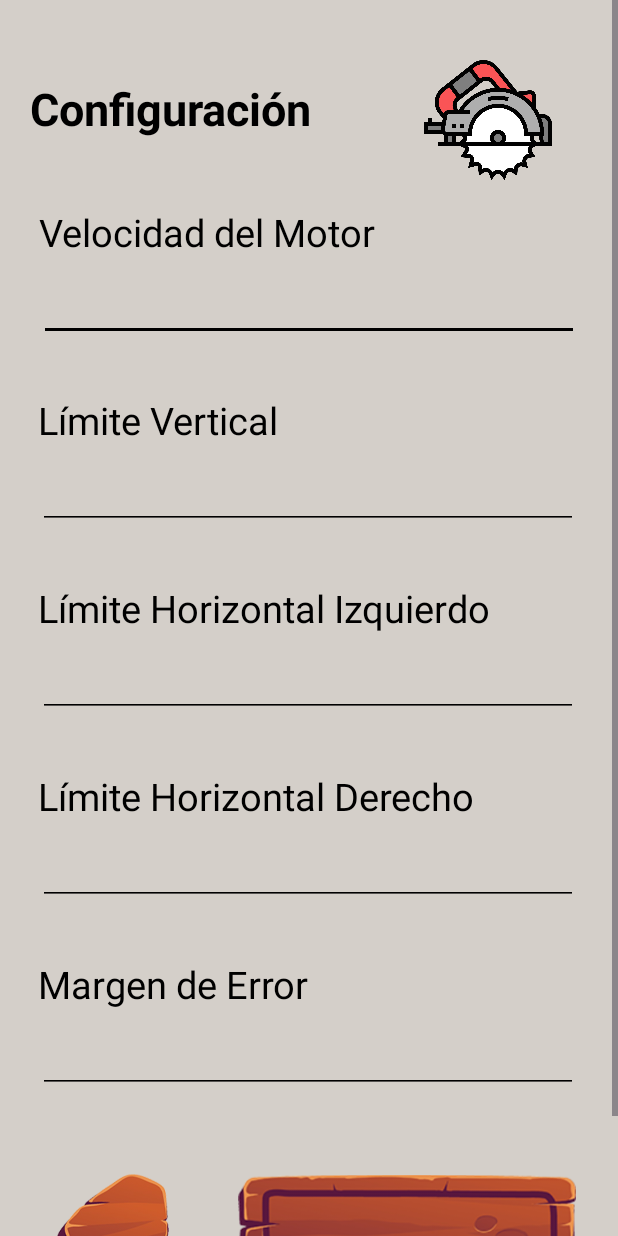
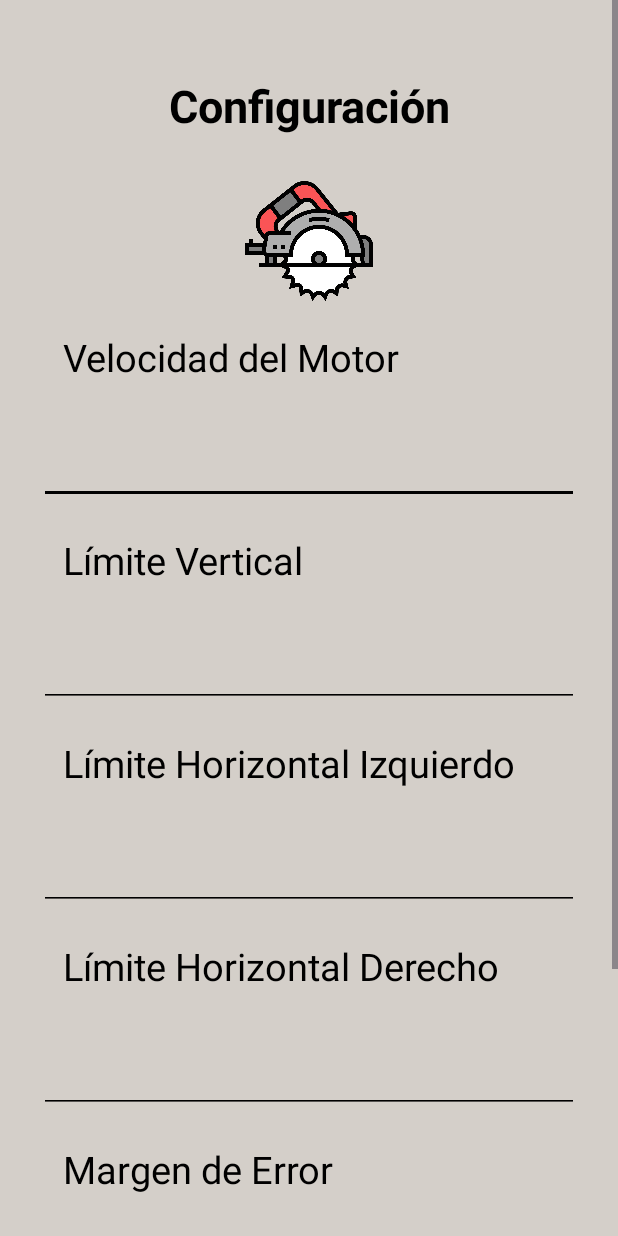
Before and after one commit to lx-jdar/soa-m2-smart-saw, an Android app: the layout activity_configuration.xml on its own in the app's theme, with its tools: preview values and no code run, on a phone screen of 412 x 824 dp. Run offline under Robolectric (Android 15) with nearby library versions, the phone set to English and light mode, and no system bars; Roboto replaces fonts that are not available here.

Commit message:
Fix acelerometro y ajustes esteticos

```diff
--- a/Android/SmartSaw/app/build.gradle.kts
+++ b/Android/SmartSaw/app/build.gradle.kts
@@ -8,11 +8,10 @@ android {
 
     defaultConfig {
         applicationId = "com.example.smartsaw"
-        minSdk = 35
-        targetSdk = 35
+        minSdk = 27
+        targetSdk = 34
         versionCode = 1
         versionName = "1.0"
-
         testInstrumentationRunner = "androidx.test.runner.AndroidJUnitRunner"
     }
 
--- a/Android/SmartSaw/app/src/main/res/layout/activity_configuration.xml
+++ b/Android/SmartSaw/app/src/main/res/layout/activity_configuration.xml
@@ -20,88 +20,82 @@
             android:id="@+id/title_configuration"
             android:layout_width="wrap_content"
             android:layout_height="wrap_content"
-            android:layout_marginTop="52dp"
+            android:layout_marginTop="50dp"
             android:text="@string/configuration"
             android:textAlignment="center"
             android:textColor="@color/black"
             android:textSize="30sp"
             android:textStyle="bold"
             app:layout_constraintEnd_toEndOf="parent"
-            app:layout_constraintHorizontal_bias="0.087"
             app:layout_constraintStart_toStartOf="parent"
             app:layout_constraintTop_toTopOf="parent"
             tools:ignore="TextSizeCheck" />
 
         <ImageView
             android:id="@+id/icono_smart_saw"
-            android:layout_width="100dp"
+            android:layout_width="wrap_content"
             android:layout_height="80dp"
-            android:layout_marginTop="40dp"
+            android:layout_marginTop="30dp"
             app:layout_constraintEnd_toEndOf="parent"
-            app:layout_constraintHorizontal_bias="0.883"
             app:layout_constraintStart_toStartOf="parent"
-            app:layout_constraintTop_toTopOf="parent"
-            app:srcCompat="@drawable/circular_saw_tool_color_icon" />
+            app:layout_constraintTop_toBottomOf="@id/title_configuration"
+            app:srcCompat="@drawable/circular_saw_tool_color_icon"
+            tools:ignore="ContentDescription" />
 
         <com.example.smartsaw.NumberField
             android:id="@+id/field_motor_speed"
             android:layout_width="360dp"
-            android:layout_height="85dp"
-            android:layout_marginTop="85dp"
+            android:layout_height="wrap_content"
+            android:layout_marginTop="20dp"
             app:labelText="@string/motor_speed"
             app:layout_constraintEnd_toEndOf="parent"
             app:layout_constraintStart_toStartOf="parent"
-            app:layout_constraintTop_toTopOf="@+id/title_configuration" />
+            app:layout_constraintTop_toBottomOf="@id/icono_smart_saw" />
 
         <com.example.smartsaw.NumberField
             android:id="@+id/field_vertical_limit"
             android:layout_width="360dp"
-            android:layout_height="85dp"
-            android:layout_marginTop="125dp"
+            android:layout_height="wrap_content"
+            android:layout_marginTop="20dp"
             app:labelText="@string/vertical_limit"
             app:layout_constraintEnd_toEndOf="parent"
-            app:layout_constraintHorizontal_bias="0.484"
             app:layout_constraintStart_toStartOf="parent"
-            app:layout_constraintTop_toTopOf="@+id/field_motor_speed" />
+            app:layout_constraintTop_toBottomOf="@+id/field_motor_speed" />
 
         <com.example.smartsaw.NumberField
             android:id="@+id/field_left_horizontal_limit"
             android:layout_width="360dp"
-            android:layout_height="85dp"
-            android:layout_marginTop="125dp"
+            android:layout_height="wrap_content"
+            android:layout_marginTop="20dp"
             app:labelText="@string/horizontal_limit_left"
             app:layout_constraintEnd_toEndOf="parent"
-            app:layout_constraintHorizontal_bias="0.484"
             app:layout_constraintStart_toStartOf="parent"
-            app:layout_constraintTop_toTopOf="@+id/field_vertical_limit" />
+            app:layout_constraintTop_toBottomOf="@id/field_vertical_limit" />
 
         <com.example.smartsaw.NumberField
             android:id="@+id/field_right_horizontal_limit"
             android:layout_width="360dp"
-            android:layout_height="85dp"
-            android:layout_marginTop="125dp"
+            android:layout_height="wrap_content"
+            android:layout_marginTop="20dp"
             app:labelText="@string/horizontal_limit_right"
             app:layout_constraintEnd_toEndOf="parent"
-            app:layout_constraintHorizontal_bias="0.484"
             app:layout_constraintStart_toStartOf="parent"
-            app:layout_constraintTop_toTopOf="@+id/field_left_horizontal_limit" />
+            app:layout_constraintTop_toBottomOf="@id/field_left_horizontal_limit" />
 
         <com.example.smartsaw.NumberField
             android:id="@+id/field_error_margin"
             android:layout_width="360dp"
-            android:layout_height="85dp"
-            android:layout_marginTop="125dp"
+            android:layout_height="wrap_content"
+            android:layout_marginTop="20dp"
             app:labelText="@string/error_margin"
             app:layout_constraintEnd_toEndOf="parent"
-            app:layout_constraintHorizontal_bias="0.484"
             app:layout_constraintStart_toStartOf="parent"
-            app:layout_constraintTop_toTopOf="@+id/field_right_horizontal_limit" />
+            app:layout_constraintTop_toBottomOf="@id/field_right_horizontal_limit" />
 
         <ImageButton
             android:id="@+id/btn_configuration_back"
             android:layout_width="wrap_content"
             android:layout_height="wrap_content"
-            android:layout_marginTop="15dp"
             android:background="@android:color/transparent"
             android:scaleX="0.5"
             android:scaleY="0.5"
@@ -115,16 +109,13 @@
             android:id="@+id/btn_save_changes"
             android:layout_width="wrap_content"
             android:layout_height="wrap_content"
-            android:layout_marginStart="-20dp"
-            android:layout_marginTop="45dp"
             android:background="@android:color/transparent"
             android:padding="0dp"
             android:scaleX="0.75"
             android:scaleY="0.75"
+            app:layout_constraintBottom_toBottomOf="parent"
             app:layout_constraintEnd_toEndOf="parent"
-            app:layout_constraintStart_toEndOf="@id/btn_configuration_back"
             app:layout_constraintTop_toBottomOf="@+id/field_error_margin" />
 
     </androidx.constraintlayout.widget.ConstraintLayout>
-
 </ScrollView>
--- a/Android/SmartSaw/app/src/main/res/layout/activity_presicion.xml
+++ b/Android/SmartSaw/app/src/main/res/layout/activity_presicion.xml
@@ -18,7 +18,6 @@
         android:textSize="30sp"
         android:textStyle="bold"
         app:layout_constraintEnd_toEndOf="parent"
-        app:layout_constraintHorizontal_bias="0.14"
         app:layout_constraintStart_toStartOf="parent"
         app:layout_constraintTop_toTopOf="parent"
         tools:ignore="TextSizeCheck" />
--- a/Android/SmartSaw/app/src/main/res/layout/button_wood.xml
+++ b/Android/SmartSaw/app/src/main/res/layout/button_wood.xml
@@ -23,7 +23,7 @@
         android:fontFamily="@font/aclonica"
         android:textAlignment="center"
         android:textColor="@color/white"
-        android:textSize="25sp"
+        android:textSize="20sp"
         android:textStyle="bold" />
 
 </FrameLayout>
--- a/Android/SmartSaw/app/src/main/res/layout/dialog_movement.xml
+++ b/Android/SmartSaw/app/src/main/res/layout/dialog_movement.xml
@@ -6,7 +6,8 @@
     android:layout_height="wrap_content"
     android:orientation="vertical"
     android:padding="30dp"
-    android:gravity="center">
+    android:gravity="center"
+    android:background="@color/white">
 
     <TextView
         android:id="@+id/title_dialog"
@@ -15,7 +16,7 @@
         android:layout_marginBottom="20dp"
         android:text="@string/moving_saw"
         android:textAlignment="textStart"
-        android:textColor="@android:color/white"
+        android:textColor="@android:color/black"
         android:textSize="20sp"
         android:textStyle="bold"
         tools:ignore="TextContrastCheck" />
--- a/Android/SmartSaw/app/src/main/res/layout/number_field.xml
+++ b/Android/SmartSaw/app/src/main/res/layout/number_field.xml
@@ -1,27 +1,31 @@
 <?xml version="1.0" encoding="utf-8"?>
 
-<merge xmlns:android="http://schemas.android.com/apk/res/android"
-    xmlns:app="http://schemas.android.com/apk/res-auto"
-    xmlns:tools="http://schemas.android.com/tools">
+<LinearLayout xmlns:android="http://schemas.android.com/apk/res/android"
+    xmlns:tools="http://schemas.android.com/tools"
+    android:layout_width="match_parent"
+    android:layout_height="match_parent"
+    android:orientation="vertical">
 
     <TextView
         android:id="@+id/title_number_field"
         android:layout_width="match_parent"
         android:layout_height="wrap_content"
-        android:layout_marginBottom="15dp"
+        android:background="@android:color/transparent"
         android:textColor="@color/black"
-        android:textSize="25sp" />
+        android:textSize="25sp"
+        android:paddingStart="16dp"
+        android:paddingEnd="16dp" />
 
     <EditText
         android:id="@+id/value_number_field"
         android:layout_width="match_parent"
         android:layout_height="wrap_content"
+        android:layout_marginTop="25dp"
         android:backgroundTint="@android:color/black"
         android:importantForAutofill="no"
         android:inputType="number"
         android:textColor="@android:color/black"
         android:textSize="25sp"
-        app:layout_constraintTop_toBottomOf="@id/title_number_field"
-        tools:ignore="LabelFor" />
+        tools:ignore="LabelFor,SpeakableTextPresentCheck" />
 
-</merge>
+</LinearLayout>
--- a/Android/SmartSaw/app/src/main/res/values/colors.xml
+++ b/Android/SmartSaw/app/src/main/res/values/colors.xml
@@ -7,4 +7,5 @@
     <color name="beige">#D4CFC9</color>
     <color name="dark_gray">#212121</color>
     <color name="gray">#808080</color>
+    <color name="saddle_brown">#8B4513</color>
 </resources>
```
Also changed, not shown: Android/SmartSaw/app/src/main/java/com/example/smartsaw/MainActivity.java (+1 -86 lines), Android/SmartSaw/app/src/main/java/com/example/smartsaw/OptionsActivity.java (+14 -14 lines), Android/SmartSaw/app/src/main/res/layout/activity_main.xml (+3 -17 lines), Android/SmartSaw/app/src/main/res/layout/activity_options.xml (+7 -6 lines).
